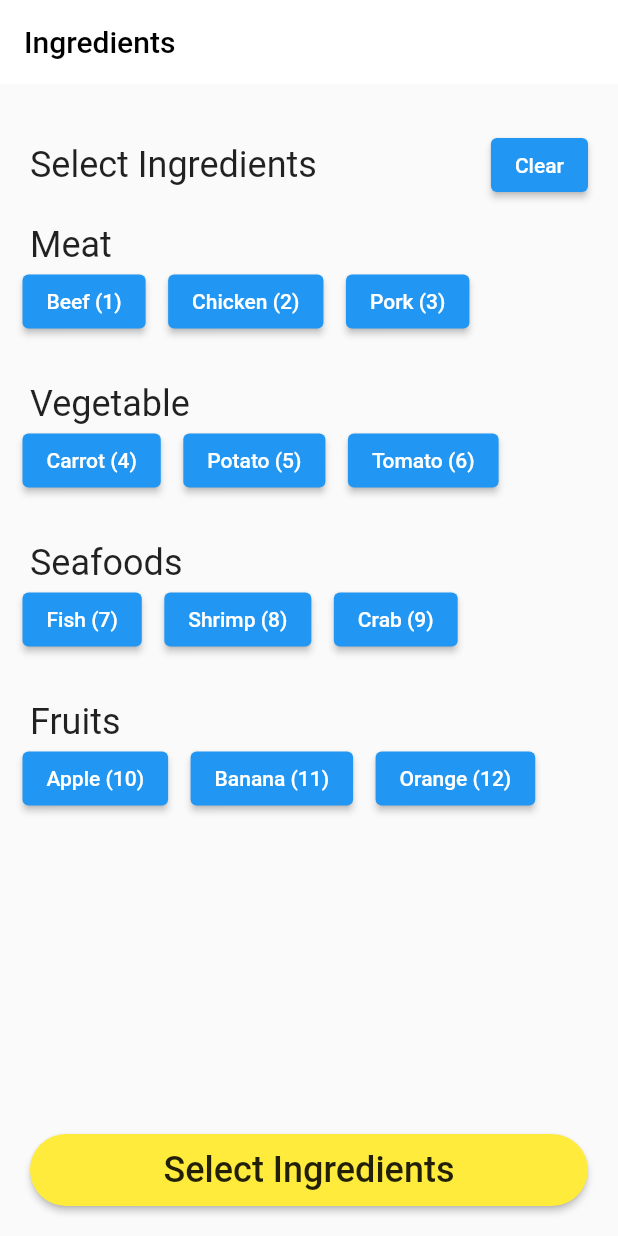
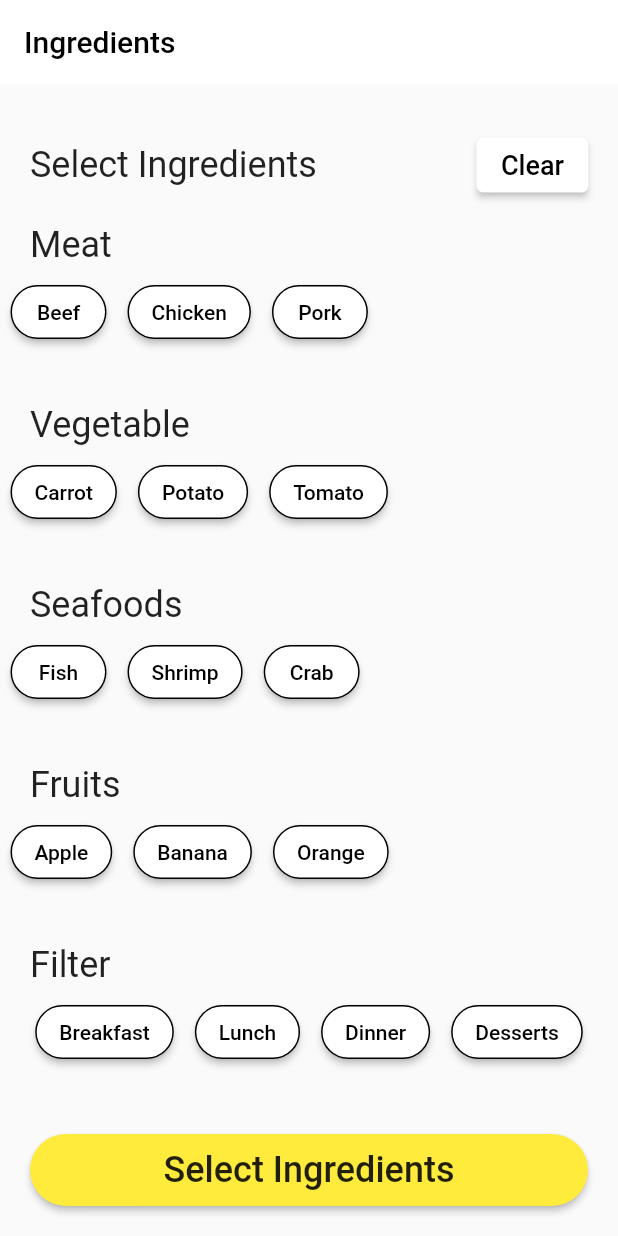
Before and after one commit to Alessa-Gillespie/Kusina-App, a Flutter app: the screen it shows after launch, on a phone screen of 412 x 824 dp. Run offline on Flutter 3.47's test engine with Material 2 defaults, Android fonts, the phone set to English and light mode, and no system bars.

Commit message:
Ingredients Page Completed

```diff
--- a/lib/screens/ingredients_page_screen.dart
+++ b/lib/screens/ingredients_page_screen.dart
@@ -20,6 +20,25 @@ disabledElevation, color, textColor, disabledColor, disabledTextColor,
 splashColor, highlightColor, shape, clipBehavior, animationDuration,
 minWidth, height, etc
 
+(^3)
+This code is a ternary operator
+It is a shorthand way of writing an if-else statement.
+It has the following syntax:
+
+condition ? expression1 : expression2
+
+This means that if the condition is true,
+then expression1 is executed, otherwise expression2
+is executed.
+
+Equivalent:
+
+if (filters[index] == Colors.white) {
+  foregroundColor = Colors.black;
+} else {
+  foregroundColor = Colors.white;
+}
+
  */
 
 import 'package:flutter/material.dart';
@@ -33,6 +52,89 @@ class IngredientsPageScreen extends StatefulWidget {
 class _ingredientsPageScreenState extends State<IngredientsPageScreen> {
  // GlobalKey<NavigatorState> navigatorKey = GlobalKey(); (Ignore for now)
   // const _ingredientsPageScreenState({Key? key}) : super(key: key); // (^1) (Ignore for now)
+
+  List<Color> ingredients = [
+    // Note in DART, list indices start at 0
+
+    Colors.white, // (8UT23) [For Counting Purposes (Use Ctrl F)
+    Colors.white, // (8UT23)
+    Colors.white, // (8UT23)
+    Colors.white, // (8UT23)
+    Colors.white, // (8UT23)
+    Colors.white, // (8UT23)
+    Colors.white, // (8UT23)
+    Colors.white, // (8UT23)
+    Colors.white, // (8UT23)
+    Colors.white, // (8UT23)
+    Colors.white, // (8UT23)
+    Colors.white, // (8UT23)
+  ];
+
+  List<Color> filters = [
+    // Note in DART, list indices start at 0
+
+    Colors.white, // (8UT24) [For Counting Purposes (Use Ctrl F)
+    Colors.white, // (8UT24)
+    Colors.white, // (8UT24)
+    Colors.white, // (8UT24)
+  ];
+
+  Widget _buildIngredientButtons(String label, int index) {
+    return Padding(
+      padding: EdgeInsets.all(7), // Spacing
+      child: ElevatedButton(
+        onPressed: () {
+          setState(() {
+            // Toggle the color of the button white and yellow
+            if (ingredients[index] == Colors.white) {
+              ingredients[index] = Colors.yellow;
+
+            } else {
+              ingredients[index] = Colors.white;
+            }
+          });
+          // Handle button press
+        },
+        child: Text(label),
+        style: ElevatedButton.styleFrom(
+          backgroundColor: ingredients[index], // background color
+          foregroundColor: Colors.black, // text color
+          side: BorderSide(color: Colors.black, width: 1), // border color and width
+          shape: RoundedRectangleBorder(
+            borderRadius: BorderRadius.circular(20), // adjust as needed
+          ),
+        ),
+      ),
+    );
+  }
+
+  Widget _buildFilterButtons(String label, int index) {
+    return Padding(
+      padding: EdgeInsets.all(7),
+      child: ElevatedButton(
+        onPressed: () {
+          setState(() {
+            // Toggle the color of the button between black and white
+            if (filters[index] == Colors.white) {
+              filters[index] = Colors.black;
+            } else {
+              filters[index] = Colors.white;
+            }
+          });
+          // Handle button press
+        },
+        child: Text(label),
+        style: ElevatedButton.styleFrom(
+          backgroundColor: filters[index], // background color
+          foregroundColor: filters[index] == Colors.white ? Colors.black : Colors.white, // (^3)
+          side: BorderSide(color: Colors.black, width: 1), // border color and width
+          shape: RoundedRectangleBorder(
+            borderRadius: BorderRadius.circular(20), // adjust as needed
+          ),
+        ),
+      ),
+    );
+  }
 
   @override
   Widget build(BuildContext context) {
@@ -57,12 +159,25 @@ class _ingredientsPageScreenState extends State<IngredientsPageScreen> {
                     ),
                   ),
                   Padding(
-                    padding: EdgeInsets.only(right: 20), // To adjust "Clear" button away from the left side)
+                    padding: EdgeInsets.only(right: 20), // To adjust "Clear" button away from the left side
                     child: ElevatedButton(
                       onPressed: () {
-                        // TODO: Implement clear button functionality
+                        setState(() {
+                          // Set all elements in filters and ingredients to Colors.white
+                          filters = List.filled(filters.length, Colors.white);
+                          ingredients = List.filled(ingredients.length, Colors.white);
+                        });
                       },
-                      child: Text('Clear'),
+                      child: Text(
+                        'Clear',
+                        style: TextStyle(fontSize: 18), // Increase text size
+                      ),
+                      style: ElevatedButton.styleFrom(
+                        backgroundColor: Colors.white, // background color
+                        foregroundColor: Colors.black, // text color
+                        // shadowColor: Colors.transparent, // shadow color
+                        side: BorderSide(color: Colors.white, width: 0), // border color and width
+                      ),
                     ),
                   ),
                 ],
@@ -70,23 +185,52 @@ class _ingredientsPageScreenState extends State<IngredientsPageScreen> {
               SizedBox(height: 15), // Adjust the height for empty space as needed
               _buildIngredientCategoryName(context, 'Meat'),
               Row( // List of Buttons per Row
-                    children: _buildIngredientButtons(context, ['Beef', 'Chicken', 'Pork'], [1, 2, 3]),
+                  children: <Widget>[
+                    _buildIngredientButtons('Beef', 0),
+                    _buildIngredientButtons('Chicken', 1),
+                    _buildIngredientButtons('Pork', 2),
+                    ],
               ),
               SizedBox(height: 30),
               _buildIngredientCategoryName(context, 'Vegetable'),
               Row( // List of Buttons per Row
-                children: _buildIngredientButtons(context, ['Carrot', 'Potato', 'Tomato'], [4, 5, 6]),
+                children: <Widget>[
+                  _buildIngredientButtons('Carrot', 3),
+                  _buildIngredientButtons('Potato', 4),
+                  _buildIngredientButtons('Tomato', 5),
+                ],
               ),
               SizedBox(height: 30),
               _buildIngredientCategoryName(context, 'Seafoods'),
               Row( // List of Buttons per Row
-                children: _buildIngredientButtons(context, ['Fish', 'Shrimp', 'Crab'], [7, 8, 9]),
+                children: <Widget>[
+                  _buildIngredientButtons('Fish', 6),
+                  _buildIngredientButtons('Shrimp', 7),
+                  _buildIngredientButtons('Crab', 8),
+                ],
               ),
               SizedBox(height: 30),
               _buildIngredientCategoryName(context, 'Fruits'),
               Row( // List of Buttons per Row
-                children: _buildIngredientButtons(context, ['Apple', 'Banana', 'Orange'], [10, 11, 12]),
+                children: <Widget>[
+                  _buildIngredientButtons('Apple', 9),
+                  _buildIngredientButtons('Banana', 10),
+                  _buildIngredientButtons('Orange', 11),
+                ],
               ),
+              SizedBox(height: 30),
+              _buildIngredientCategoryName(context, 'Filter'),
+              SingleChildScrollView(
+                scrollDirection: Axis.horizontal,
+                child: Row(
+                  children: <Widget>[
+                    _buildFilterButtons('Breakfast', 0),
+                    _buildFilterButtons('Lunch', 1),
+                    _buildFilterButtons('Dinner', 2),
+                    _buildFilterButtons('Desserts', 3),
+                  ],
+                ),
+              )
             ],
           ),
         ),
@@ -96,27 +240,6 @@ class _ingredientsPageScreenState extends State<IngredientsPageScreen> {
   }
 }
 
-List<Widget> _buildIngredientButtons(BuildContext context, List<String> items, List<int> indices) { // Takes a list of Strings and a list of integers.
-  return items.asMap().entries.map((entry) {
-    int index = entry.key;
-    String item = entry.value;
-    int customIndex = indices[index]; // Get the custom index from the indices list
-
-    return Row(
-      children: [
-        Padding(
-          padding: EdgeInsets.only(left: 15),
-          child: ElevatedButton(
-            onPressed: () {
-              print('Button $item at index $customIndex is pressed.');
-            },
-            child: Text('$item ($customIndex)'), // Name of the ingredient with its custom index
-          ),
-        ),
-      ],
-    );
-  }).toList();
-}
 
 Widget _buildIngredientCategoryName(BuildContext context, String category_name) {
   return Row(
@@ -131,6 +254,7 @@ Widget _buildIngredientCategoryName(BuildContext context, String category_name)
       ),
     ],
   );
+
 }
 
 Widget _buildNavigationBar(BuildContext context) {
@@ -154,3 +278,19 @@ Widget _buildNavigationBar(BuildContext context) {
     ),
   );
 }
+
+Widget _buildItemButton(BuildContext context, String item) {
+  return Row(
+    children: [
+      Padding(
+        padding: EdgeInsets.all(5),
+        child: ElevatedButton(
+          onPressed: () {
+            // TODO: Implement item button functionality
+          },
+          child: Text(item),
+        ),
+      ),
+    ],
+  );
+}
```
